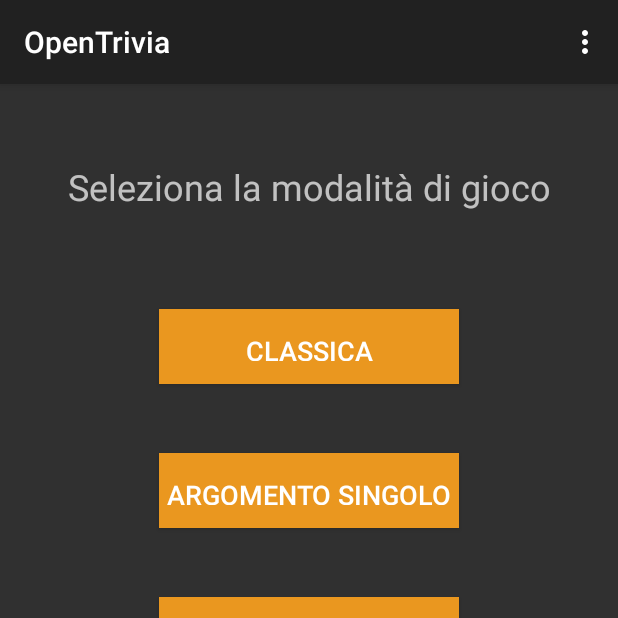
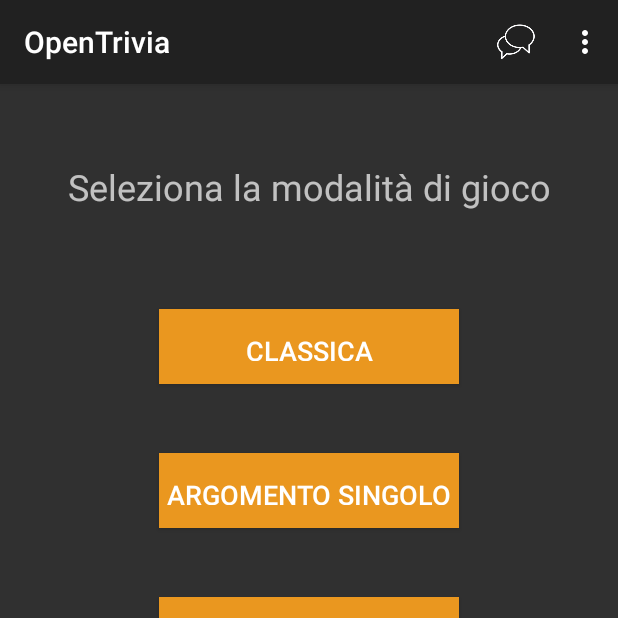
Before and after one commit to MikDap/OpenTrivia, an Android app built with Jetpack Compose: the screen it shows after launch (MainActivity), after a tap on "GIOCA", on a phone screen of 412 x 824 dp, the top half of it. Run offline under Robolectric (Android 15) with nearby library versions, the light colour scheme and no system bars; our stand-ins replace Firebase (no records; nobody signed in at launch, a user with empty details on screens opened directly); libraries missing offline, so code that uses them is left out: com.firebase.ui; 4 statements that could not run were skipped.

Commit message:
domenico 04/08

```diff
--- a/app/build.gradle
+++ b/app/build.gradle
@@ -4,6 +4,7 @@ plugins {
     id 'com.google.gms.google-services'
 }
 apply plugin: 'com.google.gms.google-services'
+
 android {
     namespace 'com.example.opentrivia'
     compileSdk 33
@@ -89,5 +90,5 @@ android {
             implementation 'com.google.firebase:firebase-database-ktx'
         implementation 'com.google.code.gson:gson:2.8.9'
         implementation 'androidx.appcompat:appcompat:1.6.1'
-
+        implementation "androidx.activity:activity-ktx:1.6.0-rc01"
     }
--- a/app/src/main/java/com/example/opentrivia/MainActivity.kt
+++ b/app/src/main/java/com/example/opentrivia/MainActivity.kt
@@ -2,9 +2,12 @@ package com.example.opentrivia
 
 import android.content.ContentValues.TAG
 import android.os.Bundle
+import android.os.Handler
+import android.os.Looper
 import android.util.Log
 import android.view.Menu
 import android.view.MenuInflater
+import android.view.MenuItem
 import android.widget.Button
 import android.widget.TextView
 import android.widget.Toast
@@ -13,6 +16,8 @@ import androidx.compose.material3.Text
 import androidx.compose.runtime.Composable
 import androidx.compose.ui.Modifier
 import androidx.compose.ui.tooling.preview.Preview
+import androidx.core.view.MenuProvider
+import androidx.navigation.Navigation
 import com.example.opentrivia.ui.theme.OpenTriviaTheme
 import com.firebase.ui.auth.AuthUI
 import com.firebase.ui.auth.FirebaseAuthUIActivityResultContract
@@ -26,6 +31,7 @@ import com.google.firebase.database.ValueEventListener
 import com.google.firebase.database.ktx.database
 import com.google.firebase.database.ktx.getValue
 import com.example.opentrivia.UserMethods
+import com.example.opentrivia.gioco.SceltaMultiplaFragment
 
 // L'activity eredita dalla classe AppCompatActivity, che fornisce funzionalità aggiuntive rispetto all'Activity standard.
 class MainActivity : AppCompatActivity() {
@@ -38,7 +44,7 @@ class MainActivity : AppCompatActivity() {
 // Crea un ActivityResultLauncher che registra una callback
 // per il contratto dei risultati dell'attività FirebaseUI:
         val user = Firebase.auth.currentUser
-  //  if (user == null) {
+        // if (user == null) {
 
         val signInLauncher = registerForActivityResult(
 
@@ -69,21 +75,49 @@ class MainActivity : AppCompatActivity() {
         signInLauncher.launch(signInIntent)
 
         //  }
-        val database = Firebase.database("https://opentrivia-fd778-default-rtdb.europe-west1.firebasedatabase.app/")
-
-// Mettere uid, name, email dentro onSignInResult
-        //uid, nome ed email dell'utente autenticato tramite Firebase Auth
-        val uid = FirebaseAuth.getInstance().currentUser?.uid.toString()
-        val name = FirebaseAuth.getInstance().currentUser?.displayName.toString()
-        val email = FirebaseAuth.getInstance().currentUser?.email.toString()
-        //creiamo un oggetto User, utilizzando i metodi definiti in UserMethods
-        userMethods = UserMethods()
-        userMethods.initializeDatabase()
-        userMethods.writeNewUser(uid,name,email)
+        val database =
+            Firebase.database("https://opentrivia-fd778-default-rtdb.europe-west1.firebasedatabase.app/")
 
 
 
+        addMenuProvider(object : MenuProvider {
+            override fun onPrepareMenu(menu: Menu) {
+                // Handle for example visibility of menu items
+            }
 
+            override fun onCreateMenu(menu: Menu, menuInflater: MenuInflater) {
+                menuInflater.inflate(R.menu.menu_a_tendina, menu)
+            }
+
+            override fun onMenuItemSelected(menuItem: MenuItem): Boolean {
+                when (menuItem.itemId) {
+                    R.id.chat -> {
+                        // Qui puoi gestire l'evento di click sull'item "chat"
+                        // Ad esempio, puoi navigare verso un altro fragment o eseguire altre azioni
+                        // sostituisci "ChatFragment" con il nome del fragment desiderato
+                        val fragmentManager = supportFragmentManager
+                        val fragmentTransaction = fragmentManager.beginTransaction()
+                        val fragment = ListaAmiciFragment()
+                        fragmentTransaction.replace(R.id.fragmentContainerView2, fragment)
+                        fragmentTransaction.commit()
+                        return true
+                    }
+                    R.id.inbox -> {
+                        // Gestisci l'evento per l'item "Profilo" (inbox)
+                        return true
+                    }
+                    R.id.preferiti -> {
+                        // Gestisci l'evento per l'item "Statistiche" (preferiti)
+                       return true
+                    }
+                    R.id.sent_mail -> {
+                        // Gestisci l'evento per l'item "Lista Amici" (sent_mail)
+                       return true
+                    }
+                }
+                return false
+            }
+        })
 
 
     }
@@ -95,11 +129,21 @@ class MainActivity : AppCompatActivity() {
     @Override
     private fun onSignInResult(result: FirebaseAuthUIAuthenticationResult) {
         if (result.resultCode == RESULT_OK) {
+            // Mettere uid, name, email dentro onSignInResult
+            //uid, nome ed email dell'utente autenticato tramite Firebase Auth
+            val uid = FirebaseAuth.getInstance().currentUser?.uid.toString()
+            val name = FirebaseAuth.getInstance().currentUser?.displayName.toString()
+            val email = FirebaseAuth.getInstance().currentUser?.email.toString()
+            //creiamo un oggetto User, utilizzando i metodi definiti in UserMethods
+            userMethods = UserMethods()
+            userMethods.initializeDatabase()
+            userMethods.writeNewUser(uid, name, email)
         } else {
             Toast.makeText(
                 this,
                 "There was an error signing in",
-                Toast.LENGTH_LONG).show()
+                Toast.LENGTH_LONG
+            ).show()
 
             val response = result.idpResponse
             if (response == null) {
@@ -107,14 +151,6 @@ class MainActivity : AppCompatActivity() {
             } else {
                 Log.w(TAG, "Sign in error", response.error)
             }
-        }
-    }
-
-
-    override fun onCreateOptionsMenu(menu: Menu): Boolean {
-        val inflater: MenuInflater = menuInflater
-        inflater.inflate(R.menu.menu_a_tendina, menu)
-        return true
         }
     }
 
@@ -134,3 +170,4 @@ fun GreetingPreview() {
             Greeting("Android")
         }
     }
+}
--- a/app/src/main/java/com/example/opentrivia/menu/Menu.kt
+++ b/app/src/main/java/com/example/opentrivia/menu/Menu.kt
@@ -21,6 +21,8 @@ class Menu : Fragment() {
        val view = inflater.inflate(R.layout.fragment_menu, container, false)
 startButton = view.findViewById(R.id.startButton)
         startButton.setOnClickListener { Navigation.findNavController(view).navigate(R.id.action_menu_to_modalita)}
+
+
         return view
     }
 
--- a/app/src/main/res/menu/menu_a_tendina.xml
+++ b/app/src/main/res/menu/menu_a_tendina.xml
@@ -1,5 +1,6 @@
 <?xml version="1.0" encoding="utf-8"?>
-<menu xmlns:android="http://schemas.android.com/apk/res/android">
+<menu xmlns:app="http://schemas.android.com/apk/res-auto"
+    xmlns:android="http://schemas.android.com/apk/res/android">
 
     <group>
         <item
@@ -14,4 +15,11 @@
             android:id="@+id/sent_mail"
             android:title="Lista Amici" />
     </group>
+
+    <item
+        android:id="@+id/chat"
+        android:title="chat"
+        android:icon="@drawable/chat2"
+        android:orderInCategory="100"
+        app:showAsAction="ifRoom" />
 </menu>
--- a/app/src/main/res/navigation/my_nav.xml
+++ b/app/src/main/res/navigation/my_nav.xml
@@ -45,5 +45,29 @@
         <action
             android:id="@+id/action_menu_to_modalita"
             app:destination="@id/modalita" />
+        <action
+            android:id="@+id/action_menu_to_listaAmiciFragment"
+            app:destination="@id/listaAmiciFragment" />
+    </fragment>
+    <fragment
+        android:id="@+id/listaAmiciFragment"
+        android:name="com.example.opentrivia.ListaAmiciFragment"
+        android:label="fragment_lista_amici"
+        tools:layout="@layout/fragment_lista_amici" >
+        <action
+            android:id="@+id/action_listaAmiciFragment_to_menu"
+            app:destination="@id/menu" />
+        <action
+            android:id="@+id/action_listaAmiciFragment_to_aggiungiAmico"
+            app:destination="@id/aggiungiAmico" />
+    </fragment>
+    <fragment
+        android:id="@+id/aggiungiAmico"
+        android:name="com.example.opentrivia.AggiungiAmico"
+        android:label="fragment_aggiungi_amico"
+        tools:layout="@layout/fragment_aggiungi_amico" >
+        <action
+            android:id="@+id/action_aggiungiAmico_to_listaAmiciFragment"
+            app:destination="@id/listaAmiciFragment" />
     </fragment>
 </navigation>
```
Also changed, not shown: app/src/main/java/com/example/opentrivia/chat/ChatActivity.kt (added, +36 -0 lines), app/src/main/res/drawable/chat2.png (added). Lines whose indentation alone changed are shown as unchanged.
